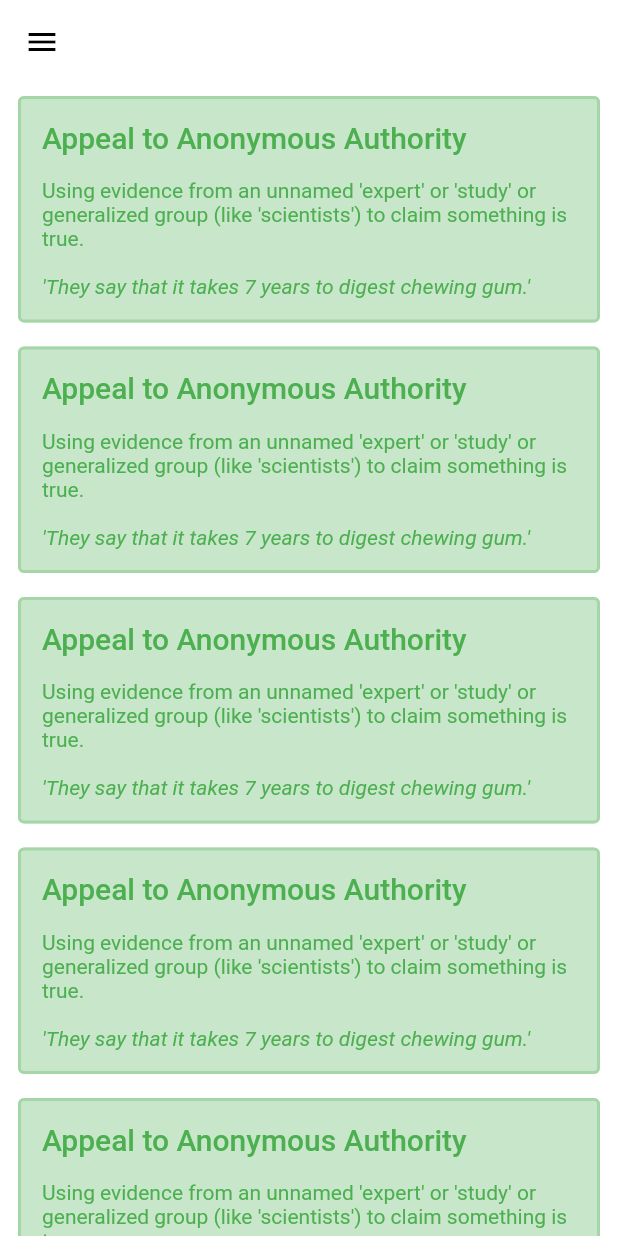
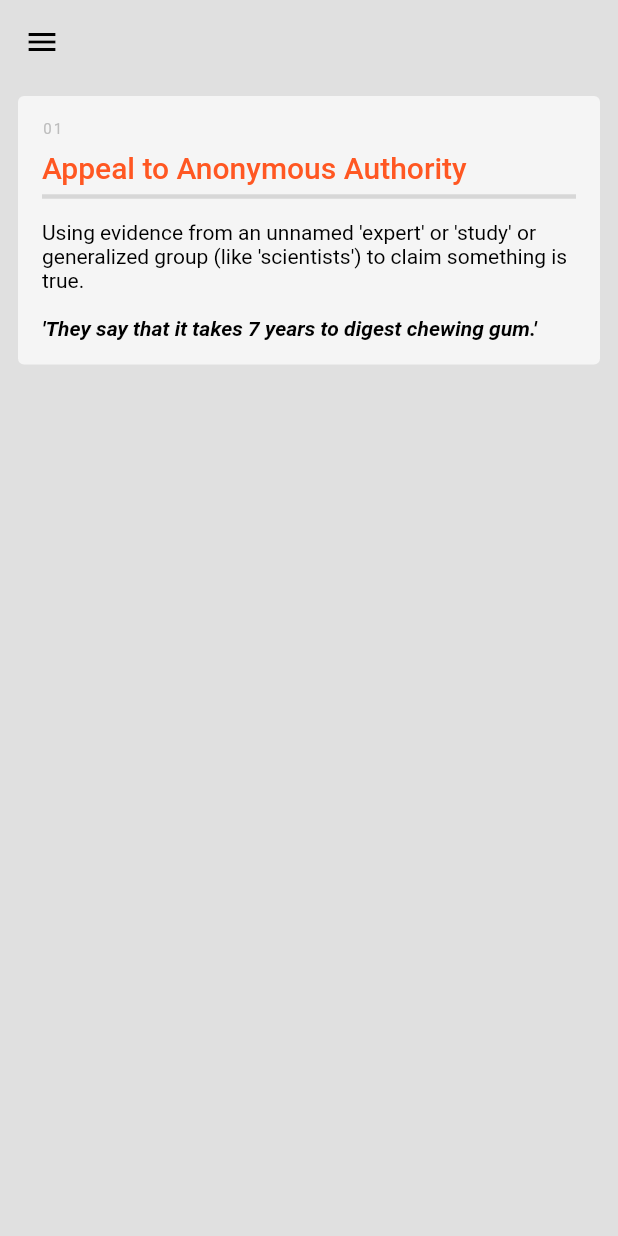
Before and after one commit to LukeStonehm/LogicalDefence, a Flutter app: the screen it shows after launch, on a phone screen of 412 x 824 dp. Run offline on Flutter 3.47's test engine with Material 2 defaults, Android fonts, the phone set to English and light mode, and no system bars; our stand-ins replace get.

Commit message:
* improved theme * improved fallacy card layout

```diff
--- a/lib/main.dart
+++ b/lib/main.dart
@@ -40,39 +40,40 @@ class MyApp extends StatelessWidget {
           primaryColor: Colors.green,
           colorScheme: const ColorScheme.light()
               .copyWith(primary: Colors.green, secondary: Colors.white),
-          scaffoldBackgroundColor: Colors.white,
+          scaffoldBackgroundColor: Colors.grey.shade300,
           cardTheme: const CardTheme().copyWith(
-            color: Colors.green.shade100,
+            color: Colors.grey.shade100,
             elevation: 0,
-            shape: RoundedRectangleBorder(
-                borderRadius: BorderRadius.circular(4),
-                side: BorderSide(color: Colors.green.shade200, width: 2)),
+            shape:
+                RoundedRectangleBorder(borderRadius: BorderRadius.circular(4)),
           ),
           appBarTheme: const AppBarTheme().copyWith(
               elevation: 0,
-              backgroundColor: Colors.white,
+              backgroundColor: Colors.grey.shade300,
               iconTheme: const IconThemeData().copyWith(color: Colors.black)),
           textTheme: const TextTheme().copyWith(
-              titleLarge:
-                  const TextStyle().copyWith(fontSize: 20, color: Colors.green),
-              bodyMedium: const TextStyle().copyWith(color: Colors.green))),
+              titleLarge: const TextStyle()
+                  .copyWith(fontSize: 20, color: Colors.deepOrange),
+              labelSmall:
+                  const TextStyle().copyWith(color: Colors.grey.shade400),
+              bodyMedium: const TextStyle().copyWith(color: Colors.black))),
       darkTheme: ThemeData.dark().copyWith(
           primaryColor: Colors.green,
           colorScheme: const ColorScheme.dark()
               .copyWith(primary: Colors.green, secondary: Colors.white),
-          scaffoldBackgroundColor: const Color.fromRGBO(18, 18, 18, 1),
+          scaffoldBackgroundColor: Colors.grey.shade900,
           cardTheme: const CardTheme().copyWith(
             elevation: 0,
-            shape: RoundedRectangleBorder(
-                borderRadius: BorderRadius.circular(4),
-                side: const BorderSide(color: Colors.white, width: 2)),
+            shape:
+                RoundedRectangleBorder(borderRadius: BorderRadius.circular(4)),
           ),
-          appBarTheme: const AppBarTheme().copyWith(
-            elevation: 0,
-          ),
+          appBarTheme: const AppBarTheme()
+              .copyWith(elevation: 0, backgroundColor: Colors.grey.shade900),
           textTheme: const TextTheme().copyWith(
-              titleLarge:
-                  const TextStyle().copyWith(fontSize: 20, color: Colors.white),
+              titleLarge: const TextStyle()
+                  .copyWith(fontSize: 20, color: Colors.deepOrange),
+              labelSmall:
+                  const TextStyle().copyWith(color: Colors.grey.shade400),
               bodyMedium: const TextStyle().copyWith(color: Colors.white))),
     );
   }
--- a/lib/pages/home.page.dart
+++ b/lib/pages/home.page.dart
@@ -25,48 +25,8 @@ Shared From Logical Defence Application
               body:
                   "Using evidence from an unnamed 'expert' or 'study' or generalized group (like 'scientists') to claim something is true.",
               example:
-                  "'They say that it takes 7 years to digest chewing gum.'"),
-          FallacyCard(
-              header: 'Appeal to Anonymous Authority',
-              body:
-                  "Using evidence from an unnamed 'expert' or 'study' or generalized group (like 'scientists') to claim something is true.",
-              example:
-                  "'They say that it takes 7 years to digest chewing gum.'"),
-          FallacyCard(
-              header: 'Appeal to Anonymous Authority',
-              body:
-                  "Using evidence from an unnamed 'expert' or 'study' or generalized group (like 'scientists') to claim something is true.",
-              example:
-                  "'They say that it takes 7 years to digest chewing gum.'"),
-          FallacyCard(
-              header: 'Appeal to Anonymous Authority',
-              body:
-                  "Using evidence from an unnamed 'expert' or 'study' or generalized group (like 'scientists') to claim something is true.",
-              example:
-                  "'They say that it takes 7 years to digest chewing gum.'"),
-          FallacyCard(
-              header: 'Appeal to Anonymous Authority',
-              body:
-                  "Using evidence from an unnamed 'expert' or 'study' or generalized group (like 'scientists') to claim something is true.",
-              example:
-                  "'They say that it takes 7 years to digest chewing gum.'"),
-          FallacyCard(
-              header: 'Appeal to Anonymous Authority',
-              body:
-                  "Using evidence from an unnamed 'expert' or 'study' or generalized group (like 'scientists') to claim something is true.",
-              example:
-                  "'They say that it takes 7 years to digest chewing gum.'"),FallacyCard(
-              header: 'Appeal to Anonymous Authority',
-              body:
-                  "Using evidence from an unnamed 'expert' or 'study' or generalized group (like 'scientists') to claim something is true.",
-              example:
-                  "'They say that it takes 7 years to digest chewing gum.'"),
-          FallacyCard(
-              header: 'Appeal to Anonymous Authority',
-              body:
-                  "Using evidence from an unnamed 'expert' or 'study' or generalized group (like 'scientists') to claim something is true.",
-              example:
-                  "'They say that it takes 7 years to digest chewing gum.'"),
+                  "'They say that it takes 7 years to digest chewing gum.'",
+          number: "01"),
         ],
       ),
     );
--- a/lib/widgets/fallacy_card.widget.dart
+++ b/lib/widgets/fallacy_card.widget.dart
@@ -5,12 +5,13 @@ class FallacyCard extends StatelessWidget {
       {Key? key,
       required this.header,
       required this.body,
-      required this.example})
+      required this.example, required this.number})
       : super(key: key);
 
   final String header;
   final String body;
   final String example;
+  final String number;
 
   // padding
   static const _columnPadding = EdgeInsets.all(8.0);
@@ -28,10 +29,29 @@ class FallacyCard extends StatelessWidget {
             crossAxisAlignment: CrossAxisAlignment.start,
             children: [
               Padding(
-                padding: _cardPadding,
+                padding: _cardPadding.copyWith(
+                  top: 8,
+                  bottom: 0
+                ),
+                child: Text(number, style: Theme.of(context).textTheme.labelSmall,),
+              ),
+              Padding(
+                padding: _cardPadding.copyWith(
+                  top: 8,
+                  bottom: 0
+                ),
                 child: Text(
                   header,
                   style: Theme.of(context).textTheme.titleLarge,
+                ),
+              ),
+              Padding(
+                padding: _cardPadding.copyWith(
+                  top: 0,
+                  bottom: 0
+                ),
+                child: const Divider(
+                  thickness: 3,
                 ),
               ),
               Padding(
@@ -47,7 +67,7 @@ class FallacyCard extends StatelessWidget {
                     style: Theme.of(context)
                         .textTheme
                         .bodyMedium
-                        ?.copyWith(fontStyle: FontStyle.italic)),
+                        ?.copyWith(fontStyle: FontStyle.italic, fontWeight: FontWeight.bold)),
               )
             ],
           ),
```
